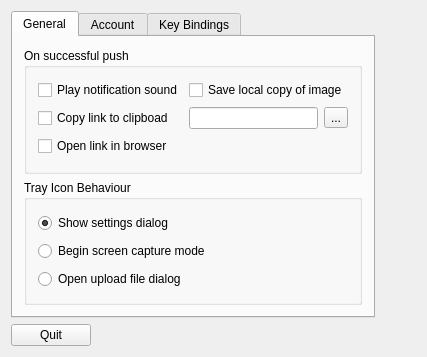
First picture: the form in mainwindow.ui, repository Konosprod/ciconia-linux-gui, before the edit.
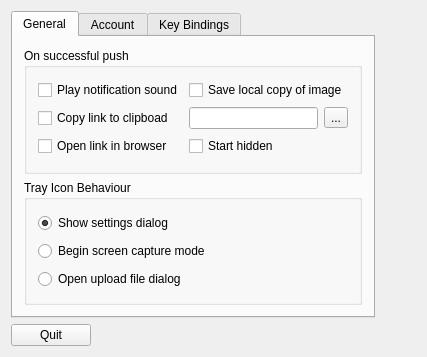
Second picture: the form after the edit. Custom widgets are drawn as their Qt base class.

```diff
--- a/mainwindow.ui
+++ b/mainwindow.ui
@@ -73,6 +73,13 @@
              </property>
             </widget>
            </item>
+           <item row="2" column="1">
+            <widget class="QCheckBox" name="startHidden">
+             <property name="text">
+              <string>Start hidden</string>
+             </property>
+            </widget>
+           </item>
           </layout>
          </widget>
         </item>
```
Left out of the diff: 2 changed lines with no effect on the pictures.
